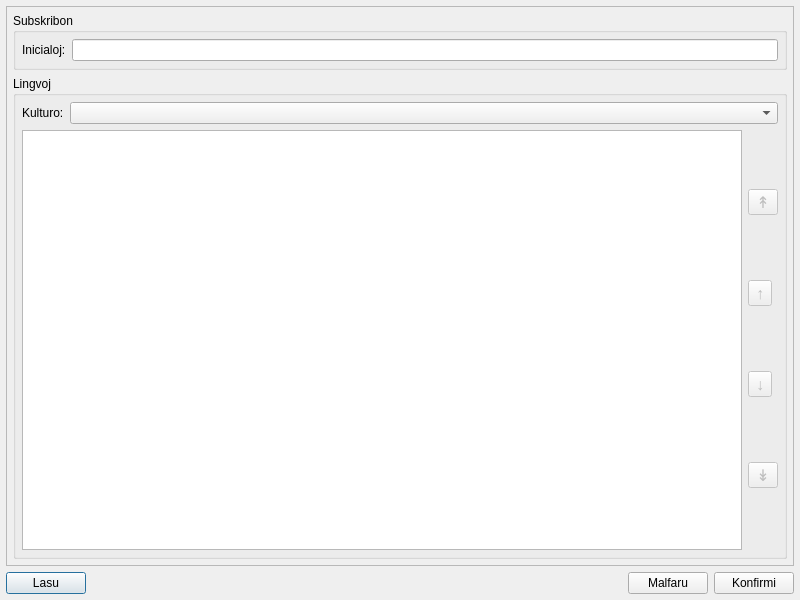
Old version of the form konfiguro.ui in the repository MDCremer/Gradivus.
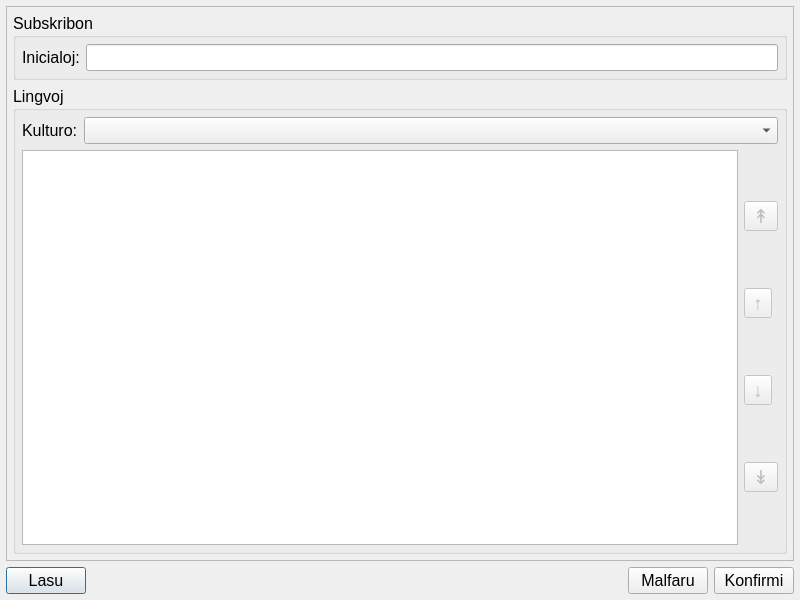
New version of the form.

```diff
--- a/konfiguro.ui
+++ b/konfiguro.ui
@@ -10,6 +10,11 @@
     <height>600</height>
    </rect>
   </property>
+  <property name="font">
+   <font>
+    <pointsize>12</pointsize>
+   </font>
+  </property>
   <property name="windowTitle">
    <string>Konfiguro</string>
   </property>
@@ -40,7 +45,7 @@
         <x>0</x>
         <y>0</y>
         <width>786</width>
-        <height>556</height>
+        <height>551</height>
        </rect>
       </property>
       <layout class="QVBoxLayout" name="verticalLayout_3">
@@ -140,7 +145,7 @@
                 </property>
                 <property name="font">
                  <font>
-                  <pointsize>12</pointsize>
+                  <pointsize>14</pointsize>
                  </font>
                 </property>
                 <property name="text">
@@ -155,7 +160,7 @@
                 </property>
                 <property name="font">
                  <font>
-                  <pointsize>12</pointsize>
+                  <pointsize>14</pointsize>
                  </font>
                 </property>
                 <property name="text">
@@ -170,7 +175,7 @@
                 </property>
                 <property name="font">
                  <font>
-                  <pointsize>12</pointsize>
+                  <pointsize>14</pointsize>
                  </font>
                 </property>
                 <property name="text">
@@ -185,7 +190,7 @@
                 </property>
                 <property name="font">
                  <font>
-                  <pointsize>12</pointsize>
+                  <pointsize>14</pointsize>
                  </font>
                 </property>
                 <property name="text">
```
